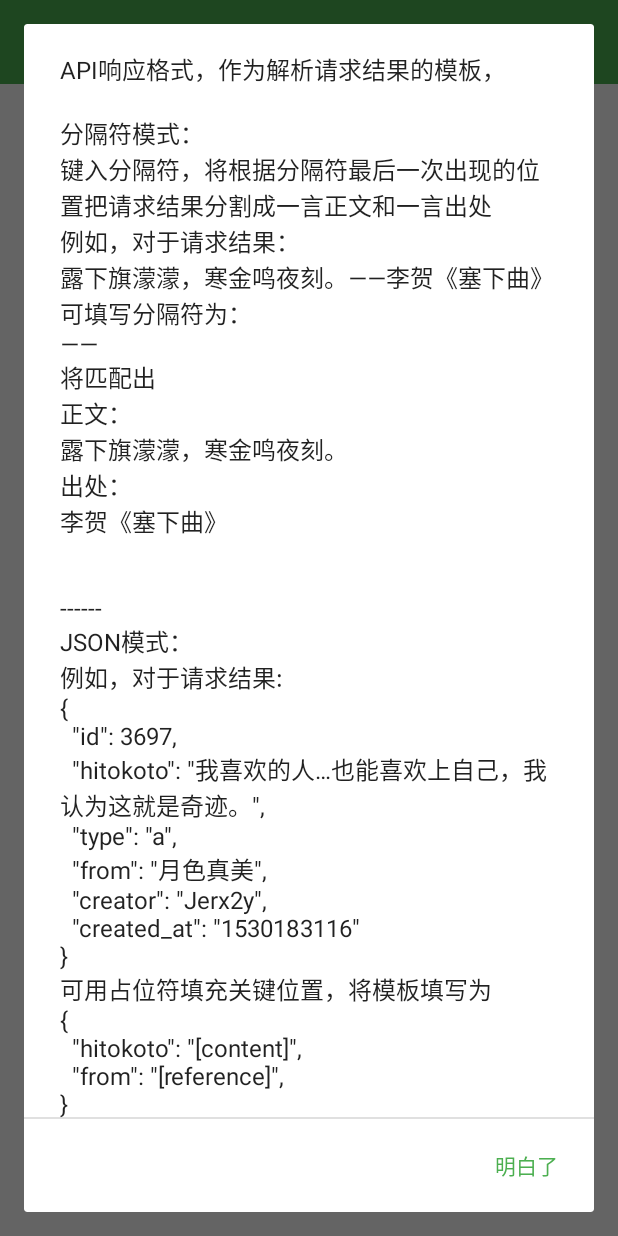
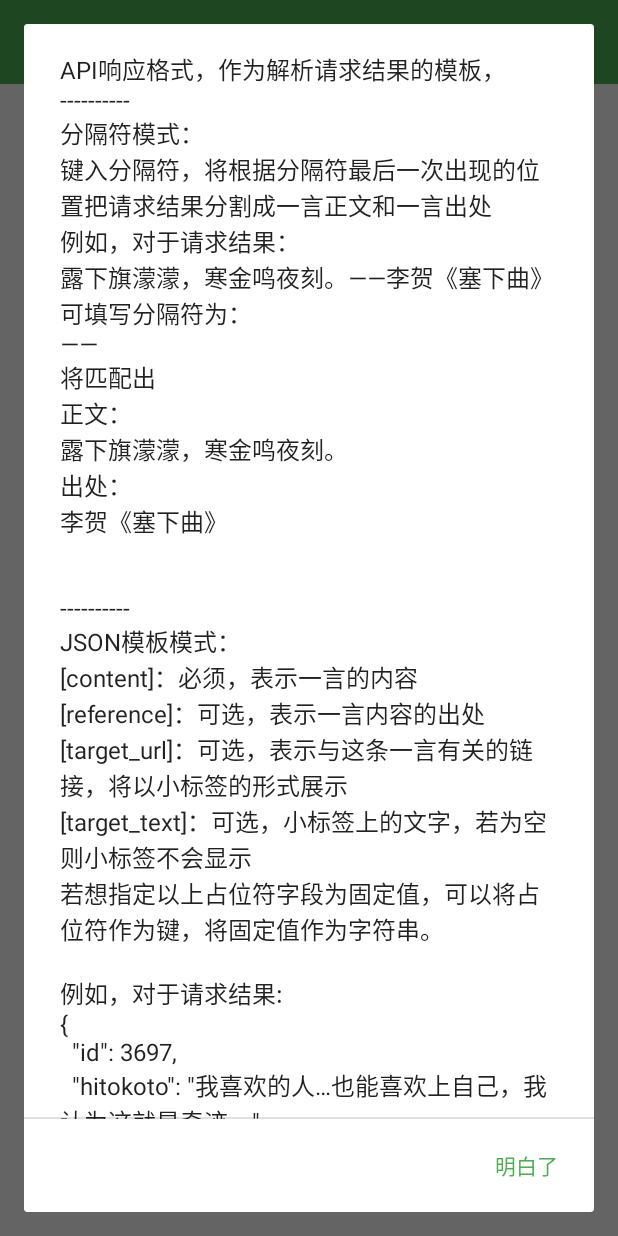
Before and after one commit to imlk0/OneWord, an Android app: the ApiEditActivity screen opened directly, with no data from a screen before it, after a tap on an icon or button, on a phone screen of 412 x 824 dp. Run offline under Robolectric (Android 15) with nearby library versions, the phone set to English and light mode, and no system bars.

```diff
--- a/app/src/main/java/top/imlk/oneword/application/adapter/OneWordRecyclerViewAdapter.java
+++ b/app/src/main/java/top/imlk/oneword/application/adapter/OneWordRecyclerViewAdapter.java
@@ -98,7 +98,7 @@ public class OneWordRecyclerViewAdapter extends RecyclerView.Adapter implements
         holder.ivSet = holder.itemView.findViewById(R.id.iv_set);
         holder.ivShare = holder.itemView.findViewById(R.id.iv_share);
 
-        holder.tvTargetName = holder.itemView.findViewById(R.id.tv_target_name);
+        holder.tvTargetName = holder.itemView.findViewById(R.id.tv_target_text);
         holder.llTargetTag = holder.itemView.findViewById(R.id.ll_target_tag);
         holder.llTargetTag.setOnClickListener(holder);
 
@@ -122,12 +122,12 @@ public class OneWordRecyclerViewAdapter extends RecyclerView.Adapter implements
         oneWordItemHolder.tvReference.setText("——" + oneWordItemHolder.data.reference);
 
 
-        if (TextUtils.isEmpty(oneWordItemHolder.data.target_name)) {
+        if (TextUtils.isEmpty(oneWordItemHolder.data.target_text)) {
             oneWordItemHolder.llTargetTag.setVisibility(View.GONE);
             oneWordItemHolder.tvTargetName.setText("");
         } else {
             oneWordItemHolder.llTargetTag.setVisibility(View.VISIBLE);
-            oneWordItemHolder.tvTargetName.setText(oneWordItemHolder.data.target_name);
+            oneWordItemHolder.tvTargetName.setText(oneWordItemHolder.data.target_text);
         }
 
 
--- a/app/src/main/java/top/imlk/oneword/application/client/activity/ApiEditActivity.java
+++ b/app/src/main/java/top/imlk/oneword/application/client/activity/ApiEditActivity.java
@@ -16,7 +16,6 @@ import top.imlk.oneword.bean.WordBean;
 import top.imlk.oneword.net.WordRequestObserver;
 import top.imlk.oneword.dao.OneWordSQLiteOpenHelper;
 import top.imlk.oneword.net.OneWordApi;
-import top.imlk.oneword.util.AppStyleHelper;
 
 public class ApiEditActivity extends BaseEditActivity implements Toolbar.OnMenuItemClickListener {
 
@@ -130,8 +129,9 @@ public class ApiEditActivity extends BaseEditActivity implements Toolbar.OnMenuI
                         dialog.dismiss();
                     }
                 })
-                .setMessage("API响应格式，作为解析请求结果的模板，\n" +
-                        "\n" +
+                .setMessage(
+                        "API响应格式，作为解析请求结果的模板，\n" +
+                                "----------\n" +
                                 "分隔符模式：\n" +
                                 "键入分隔符，将根据分隔符最后一次出现的位置把请求结果分割成一言正文和一言出处\n" +
                                 "例如，对于请求结果：\n" +
@@ -145,8 +145,14 @@ public class ApiEditActivity extends BaseEditActivity implements Toolbar.OnMenuI
                                 "李贺《塞下曲》\n" +
                                 "\n" +
                                 "\n" +
-                        "------\n" +
-                        "JSON模式：\n" +
+                                "----------\n" +
+                                "JSON模板模式：\n" +
+                                "[content]：必须，表示一言的内容\n" +
+                                "[reference]：可选，表示一言内容的出处\n" +
+                                "[target_url]：可选，表示与这条一言有关的链接，将以小标签的形式展示\n" +
+                                "[target_text]：可选，小标签上的文字，若为空则小标签不会显示\n" +
+                                "若想指定以上占位符字段为固定值，可以将占位符作为键，将固定值作为字符串。\n" +
+                                "\n" +
                                 "例如，对于请求结果:\n" +
                                 "{\n" +
                                 "  \"id\": 3697,\n" +
@@ -160,11 +166,10 @@ public class ApiEditActivity extends BaseEditActivity implements Toolbar.OnMenuI
                                 "{\n" +
                                 "  \"hitokoto\": \"[content]\",\n" +
                                 "  \"from\": \"[reference]\",\n" +
+                                "  \"[target_text]\": \"Hitokoto一言\"\n" +
                                 "}\n" +
-                        "占位符有:\n" +
-                        "[content]：表示一言的内容，必须\n" +
-                        "[reference]：表示一言内容的出处，可选\n" +
-                        "[target_url]：表示与这条一言有关的链接，在锁屏上点击一言后将发起链接跳转，可选（其实这个选项还没写好\uD83D\uDE04）")
+                                "则将解析出对应位置的字符串作为一言内容与出处。且小标签上的文字为 Hitokoto一言。\n"
+                )
                 .show();
     }
 
@@ -221,6 +226,7 @@ public class ApiEditActivity extends BaseEditActivity implements Toolbar.OnMenuI
                         Toast.makeText(ApiEditActivity.this, "解析结果-内容（必须）:\n" + wordBean.content, Toast.LENGTH_LONG).show();
                         Toast.makeText(ApiEditActivity.this, "解析结果-出处（可选）:\n" + wordBean.reference, Toast.LENGTH_LONG).show();
                         Toast.makeText(ApiEditActivity.this, "解析结果-相关链接（可选）:\n" + wordBean.target_url, Toast.LENGTH_LONG).show();
+                        Toast.makeText(ApiEditActivity.this, "解析结果-相关文字（可选）:\n" + wordBean.target_text, Toast.LENGTH_LONG).show();
                     }
 
                     @Override
--- a/app/src/main/java/top/imlk/oneword/application/client/helper/NotificationHelper.java
+++ b/app/src/main/java/top/imlk/oneword/application/client/helper/NotificationHelper.java
@@ -148,14 +148,14 @@ public class NotificationHelper {
         // reference
         if (TextUtils.isEmpty(currentWord.reference)) {
             showingCurOnewordRemoteViews.setTextViewText(R.id.tv_reference, "");
-            showingCurOnewordRemoteViews.setViewVisibility(R.id.tv_reference, View.GONE);
+            showingCurOnewordRemoteViews.setViewVisibility(R.id.ll_reference, View.GONE);
         } else {
             if (curViewConfig.toTraditional) {
                 showingCurOnewordRemoteViews.setTextViewText(R.id.tv_reference, ChineseConverter.convert("——" + currentWord.reference, ConversionType.S2T, context));
             } else {
                 showingCurOnewordRemoteViews.setTextViewText(R.id.tv_reference, "——" + currentWord.reference);
             }
-            showingCurOnewordRemoteViews.setViewVisibility(R.id.tv_reference, View.VISIBLE);
+            showingCurOnewordRemoteViews.setViewVisibility(R.id.ll_reference, View.VISIBLE);
         }
 
         Intent intent = new Intent(context, MainActivity.class);
--- a/app/src/main/java/top/imlk/oneword/util/ShowDialogUtil.java
+++ b/app/src/main/java/top/imlk/oneword/util/ShowDialogUtil.java
@@ -87,8 +87,8 @@ public class ShowDialogUtil {
                 .setMessage(
                         "- 禁用模块后锁屏仍然 残留一言 的旧版用户，在 系统设置->锁屏或安全->锁定屏幕消息 里可清除掉残留的内容，新版更改了储存机制，将不再有残留\n" +
                                 "\n" +
-                                "- 这个应用是基于Xposed的，所以Xposed框架是必须的\n" +
-                                "- 通过对 锁屏界面（属于SystemUI）进行修改，基于原生系统开发\n" +
+                                "- 想要在锁屏上嵌入一言，需要Xposed框架支持\n" +
+                                "- 即使没有Xposed，也能开启通知上的一言，效果其实也不错\n\n" +
                                 "- 若有问题请到本应用在酷安的评论区反馈，最好带上SystemUI.apk（最近比较忙，我不一定会去适配）\n\n" +
                                 "- \\(@^0^@)/\n" +
                                 "- 如果你喜欢，请不要吝惜票票支持一波\n" +
--- a/app/src/main/res/layout/notification_oneword.xml
+++ b/app/src/main/res/layout/notification_oneword.xml
@@ -55,7 +55,6 @@
                 android:id="@+id/tv_content"
                 android:layout_width="wrap_content"
                 android:layout_height="wrap_content"
-                android:layout_weight="1"
                 android:gravity="left"
                 android:text="一言正文"
                 android:textColor="#8A000000"
--- a/app/src/main/res/layout/tag_oneword_target.xml
+++ b/app/src/main/res/layout/tag_oneword_target.xml
@@ -20,7 +20,7 @@
         android:src="@drawable/ic_link_white_24dp" />
 
     <TextView
-        android:id="@+id/tv_target_name"
+        android:id="@+id/tv_target_text"
         android:layout_width="wrap_content"
         android:layout_height="wrap_content"
         android:autoSizeMinTextSize="7sp"
```
Also changed, not shown: app/src/main/java/top/imlk/oneword/application/view/OneWordShowPanel.java (+2 -5 lines), app/src/main/java/top/imlk/oneword/bean/WordBean.java (+8 -8 lines), app/src/main/java/top/imlk/oneword/dao/OneWordSQLiteOpenHelper.java (+6 -6 lines), app/src/main/java/top/imlk/oneword/net/OneWordInJsonExtracter.java (+50 -29 lines). Lines whose indentation alone changed are shown as unchanged.
